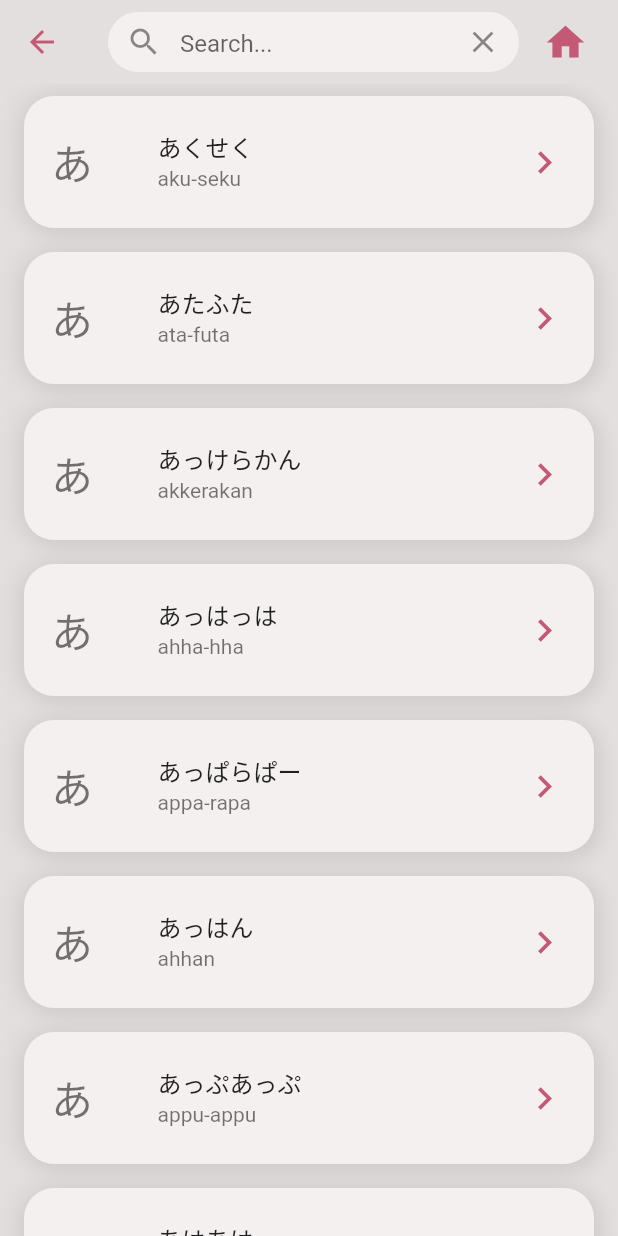
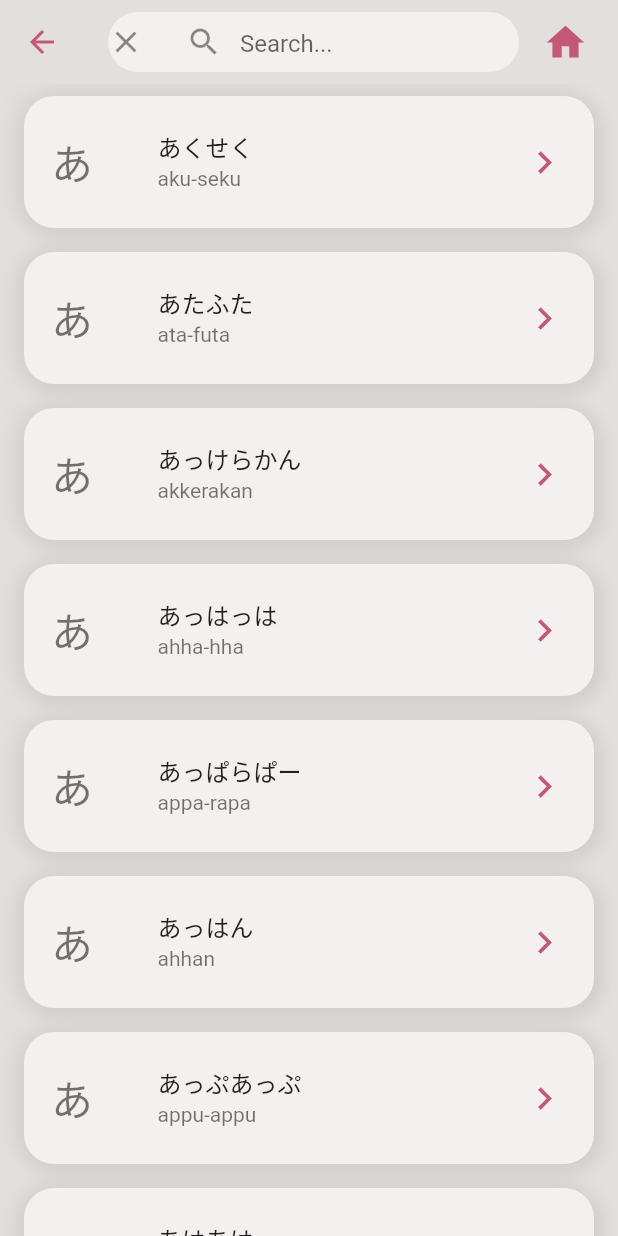
Before and after one commit to maramahmer/ONOv1, a Flutter app: the allSearchList screen opened directly, on a phone screen of 412 x 824 dp. Run offline on Flutter 3.47's test engine with Material 2 defaults, Android fonts, the phone set to English and light mode, and no system bars; Roboto replaces fonts that are missing (Lolita).

Commit message:
implementing search

```diff
--- a/lib/screens/allSearchList.dart
+++ b/lib/screens/allSearchList.dart
@@ -21,6 +21,9 @@ class allSearchList extends StatefulWidget {
 
 class _allSearchList extends State<allSearchList> {
   late List<listModel> onoDataList;
+  late List<listModel> searchList;
+
+  get editingController => null;
 
   @override
   void initState() {
@@ -74,20 +77,6 @@ class _allSearchList extends State<allSearchList> {
   }
 
   Widget createList() {
-    /*return ListView(
-      shrinkWrap: true,
-      children: [
-        //Text(button),
-        Text(
-          widget.emotionButton.name,
-          textAlign: TextAlign.left,
-          style: Theme.of(context)
-              .textTheme
-              .headlineMedium!
-              .copyWith(fontWeight: FontWeight.w500, color: textBlack),
-        ),
-      ],
-    );*/
     return SliverList(
       delegate: SliverChildListDelegate(
         [
@@ -169,6 +158,19 @@ class _allSearchList extends State<allSearchList> {
     );
   }
 
+  Widget getSearchList(String word) {
+    onoDataList.forEach((item){
+      print(word);
+      if(item.onomatopoeia == word.toLowerCase() && item.transliteration == word.toLowerCase()){
+        searchList.add(item);
+      }
+    });
+    return Column(
+        children: searchList.map((x) {
+          return onoTile(x);
+        }).toList());
+  }
+
   Widget searchBar(){
     return Container(
       width: double.infinity,
@@ -177,20 +179,19 @@ class _allSearchList extends State<allSearchList> {
           color: lightBgColor, borderRadius: BorderRadius.circular(20)),
       child: Center(
         child: TextField(
-          decoration: InputDecoration(
-              prefixIcon: const Icon(Icons.search),
-              suffixIcon: IconButton(
-                icon: const Icon(Icons.clear),
-                onPressed: () {
-
-                  /* Clear the search field */
-                },
-              ),
+          onChanged: (query){
+            getSearchList(query);
+            /* Clear the search field */
+          },
+          controller: editingController,
+          decoration: const InputDecoration(
+              prefixIcon: Icon(Icons.search),
+                icon: Icon(Icons.clear),
               hintText: 'Search...',
               border: InputBorder.none
           ),
         ),
-      ),
+    ),
     );
   }
 
```
Also changed, not shown: lib/screens/onoList.dart (+0 -14 lines), pubspec.lock.
